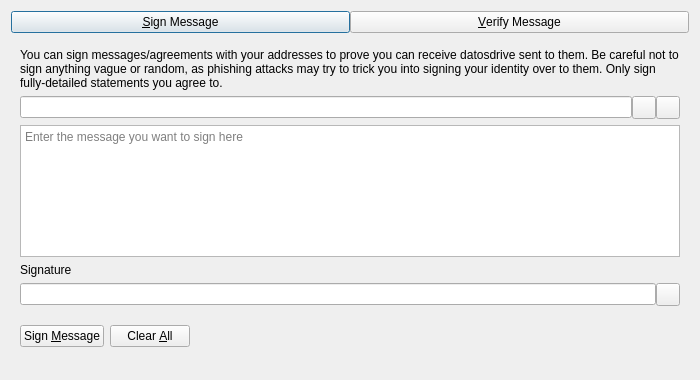
barrystyle/datos, file src/qt/forms/signverifymessagedialog.ui: the form before one commit.
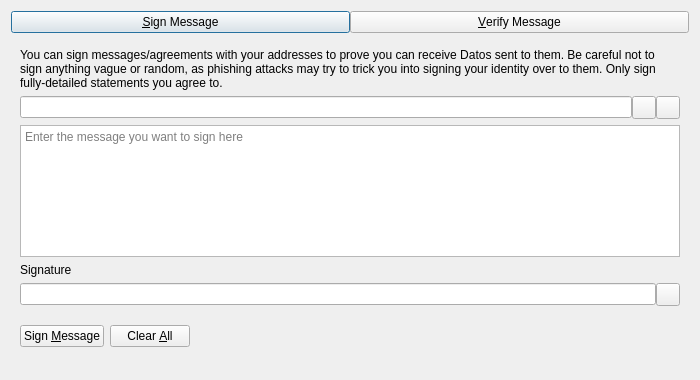
The form after the commit. Custom widgets are drawn as their Qt base class.

Commit message: brand: separate the coin datos, from the product family

Patch:
```diff
--- a/src/qt/forms/signverifymessagedialog.ui
+++ b/src/qt/forms/signverifymessagedialog.ui
@@ -63,7 +63,7 @@
        <item>
         <widget class="QLabel" name="infoLabel_SM">
          <property name="text">
-          <string>You can sign messages/agreements with your addresses to prove you can receive datosdrive sent to them. Be careful not to sign anything vague or random, as phishing attacks may try to trick you into signing your identity over to them. Only sign fully-detailed statements you agree to.</string>
+          <string>You can sign messages/agreements with your addresses to prove you can receive Datos sent to them. Be careful not to sign anything vague or random, as phishing attacks may try to trick you into signing your identity over to them. Only sign fully-detailed statements you agree to.</string>
          </property>
          <property name="textFormat">
           <enum>Qt::PlainText</enum>
```
Left out of the diff: 8 changed lines with no effect on the pictures. The commit also changes 135 other files.
